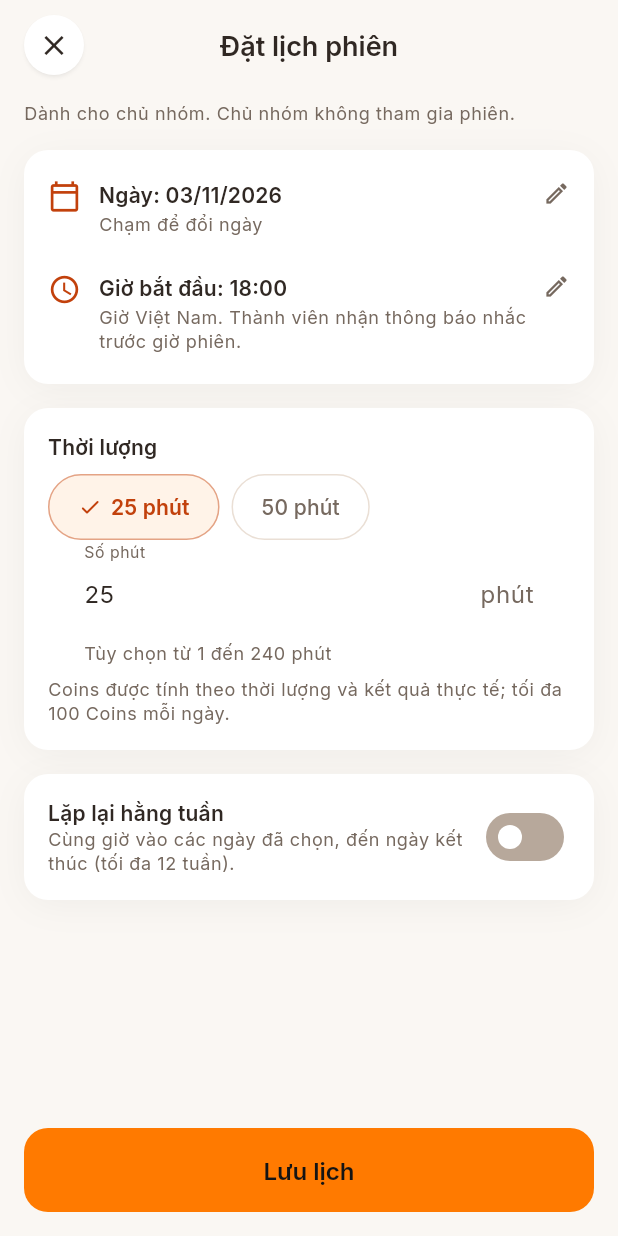
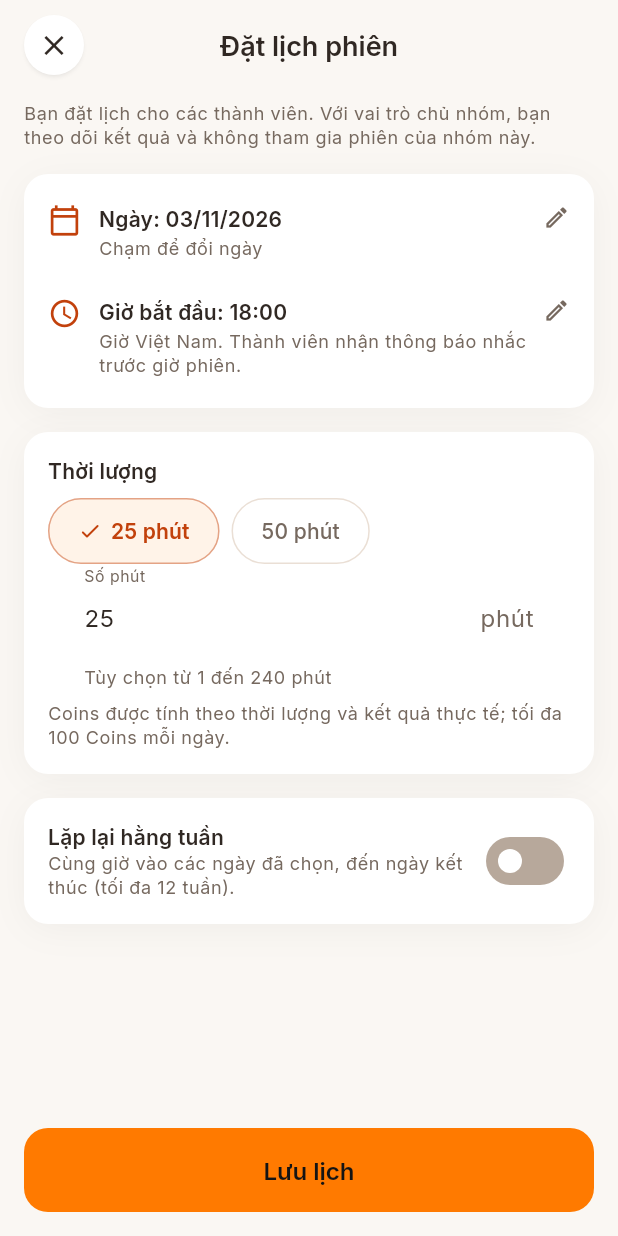
Before and after one commit to hoanghaip2005/dropit, a Flutter app: the ScheduleScreen screen opened directly with empty values, on a phone screen of 412 x 824 dp. Run offline on Flutter 3.47's test engine with Material 3 defaults, Android fonts, the phone set to English and light mode, and no system bars; our stand-ins replace dio, firebase_core, firebase_messaging, flutter_riverpod, flutter_svg, go_router and 5 more; missing offline and left inert: dart:js_interop; accounts and stored records are empty; network calls fail; project files that could hold a hidden picture were left out.

Commit message:
fix(groups): clarify owner participation limits (I-01)

```diff
--- a/app/lib/features/groups/group_screens.dart
+++ b/app/lib/features/groups/group_screens.dart
@@ -855,6 +855,10 @@ class GroupDetailScreen extends ConsumerWidget {
                             : BadgeTone.danger,
                       ),
                     ],
+                  ),
+                  const HintText(
+                    'Bạn quản lý lịch và báo cáo, không tham gia phiên của nhóm này. Bạn có thể tham gia nhóm khác với vai trò thành viên.',
+                    key: Key('ownerParticipationNotice'),
                   ),
                 ],
               ),
@@ -1675,7 +1679,7 @@ class _ScheduleScreenState extends ConsumerState<ScheduleScreen> {
       ),
       children: [
         Text(
-          'Dành cho chủ nhóm. Chủ nhóm không tham gia phiên.',
+          'Bạn đặt lịch cho các thành viên. Với vai trò chủ nhóm, bạn theo dõi kết quả và không tham gia phiên của nhóm này.',
           style: t.bodySmall,
         ),
         AppCard(
```
Also changed, not shown: 1 other file.
